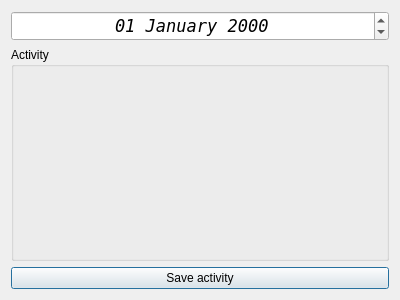
The window that eventwindow.ui (AdriannaUrbanska/CalendarApp) describes before a commit, drawn with Qt 5.
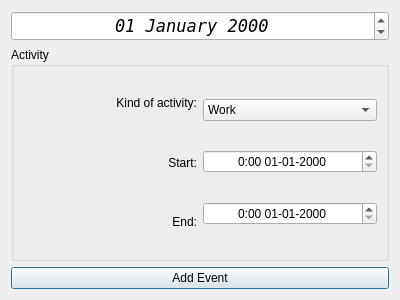
The same window after the commit.

The edit to the form file:
```diff
--- a/eventwindow.ui
+++ b/eventwindow.ui
@@ -39,12 +39,107 @@
      <property name="title">
       <string>Activity</string>
      </property>
+     <layout class="QHBoxLayout" name="horizontalLayout_2">
+      <item>
+       <layout class="QHBoxLayout" name="horizontalLayout">
+        <item>
+         <layout class="QVBoxLayout" name="verticalLayout_2">
+          <item>
+           <widget class="QLabel" name="activity_label">
+            <property name="text">
+             <string>Kind of activity:</string>
+            </property>
+            <property name="alignment">
+             <set>Qt::AlignRight|Qt::AlignTrailing|Qt::AlignVCenter</set>
+            </property>
+           </widget>
+          </item>
+          <item>
+           <widget class="QLabel" name="start_label">
+            <property name="text">
+             <string>Start:</string>
+            </property>
+            <property name="alignment">
+             <set>Qt::AlignRight|Qt::AlignTrailing|Qt::AlignVCenter</set>
+            </property>
+           </widget>
+          </item>
+          <item>
+           <widget class="QLabel" name="end_label">
+            <property name="text">
+             <string>End:</string>
+            </property>
+            <property name="alignment">
+             <set>Qt::AlignRight|Qt::AlignTrailing|Qt::AlignVCenter</set>
+            </property>
+           </widget>
+          </item>
+         </layout>
+        </item>
+        <item>
+         <layout class="QVBoxLayout" name="verticalLayout_3">
+          <item>
+           <widget class="QComboBox" name="kind_of_activity">
+            <item>
+             <property name="text">
+              <string>Work</string>
+             </property>
+            </item>
+            <item>
+             <property name="text">
+              <string>Sport</string>
+             </property>
+            </item>
+            <item>
+             <property name="text">
+              <string>Study</string>
+             </property>
+            </item>
+           </widget>
+          </item>
+          <item>
+           <widget class="QDateTimeEdit" name="start">
+            <property name="wrapping">
+             <bool>false</bool>
+            </property>
+            <property name="alignment">
+             <set>Qt::AlignCenter</set>
+            </property>
+            <property name="accelerated">
+             <bool>true</bool>
+            </property>
+            <property name="displayFormat">
+             <string>h:mm dd-MM-yyyy</string>
+            </property>
+           </widget>
+          </item>
+          <item>
+           <widget class="QDateTimeEdit" name="end">
+            <property name="wrapping">
+             <bool>false</bool>
+            </property>
+            <property name="alignment">
+             <set>Qt::AlignCenter</set>
+            </property>
+            <property name="accelerated">
+             <bool>true</bool>
+            </property>
+            <property name="displayFormat">
+             <string>h:mm dd-MM-yyyy</string>
+            </property>
+           </widget>
+          </item>
+         </layout>
+        </item>
+       </layout>
+      </item>
+     </layout>
     </widget>
    </item>
    <item>
     <widget class="QPushButton" name="save_day">
      <property name="text">
-      <string>Save activity</string>
+      <string>Add Event</string>
      </property>
     </widget>
    </item>
```
Left out of the diff: 2 changed lines with no effect on the pictures.
